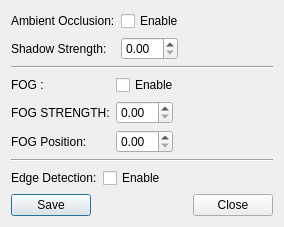
Before: the Qt Designer form avogadro/renderingdialog.ui in OpenChemistry/avogadroapp, drawn with Qt 5.
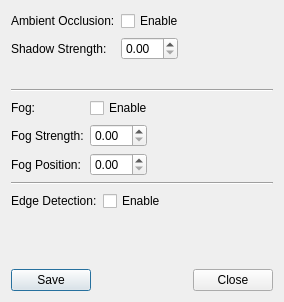
After: the same form once the commit is applied.

Commit message: Tweak the text and tooltips in the rendering dialog

The edit to the form file:
```diff
--- a/avogadro/renderingdialog.ui
+++ b/avogadro/renderingdialog.ui
@@ -7,7 +7,7 @@
             <x>0</x>
             <y>0</y>
             <width>284</width>
-            <height>182</height>
+    <height>302</height>
          </rect>
       </property>
       <property name="sizePolicy">
@@ -97,7 +97,7 @@
                <item row="0" column="0">
                   <widget class="QLabel" name="label_3">
                      <property name="text">
-                        <string>FOG : </string>
+        <string>Fog:</string>
                      </property>
                   </widget>
                </item>
@@ -128,7 +128,7 @@
                <item row="1" column="0">
                   <widget class="QLabel" name="label_5">
                      <property name="text">
-                        <string>FOG STRENGTH:</string>
+        <string>Fog Strength:</string>
                      </property>
                   </widget>
                </item>
@@ -155,7 +155,7 @@
                <item row="2" column="0">
                   <widget class="QLabel" name="label_5">
                      <property name="text">
-                        <string>FOG Position:</string>
+        <string>Fog Position:</string>
                      </property>
                   </widget>
                </item>
```
Left out of the diff: 6 changed lines with no effect on the pictures. Lines whose indentation alone changed are shown as unchanged.
